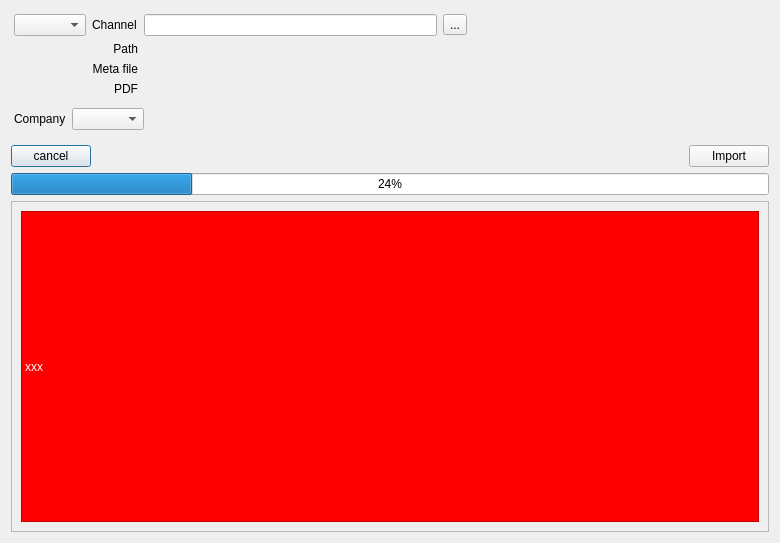
opengisch/QGIS_TEKSI_Wincan_Vx_Importer_Plugin, file wincan2teksi/ui/databrowserdialog.ui: the form before one commit.
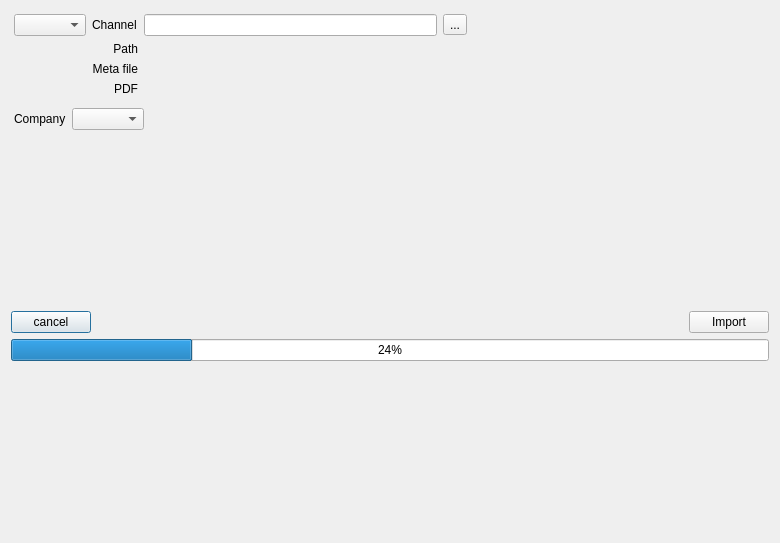
The form after the commit. Icons and pictures are not drawn. Custom widgets are drawn as their Qt base class.

Commit message: use message bar + better confirmation

What changed in the file:
```diff
--- a/wincan2teksi/ui/databrowserdialog.ui
+++ b/wincan2teksi/ui/databrowserdialog.ui
@@ -228,51 +228,7 @@
     </widget>
    </item>
    <item row="8" column="0" colspan="3">
-    <widget class="QScrollArea" name="cannotImportScrollArea">
-     <property name="widgetResizable">
-      <bool>true</bool>
-     </property>
-     <widget class="QWidget" name="cannotImportArea">
-      <property name="geometry">
-       <rect>
-        <x>0</x>
-        <y>0</y>
-        <width>754</width>
-        <height>280</height>
-       </rect>
-      </property>
-      <layout class="QGridLayout" name="gridLayout_5">
-       <item row="0" column="0">
-        <widget class="QLabel" name="cannotImportLabel">
-         <property name="autoFillBackground">
-          <bool>false</bool>
-         </property>
-         <property name="styleSheet">
-          <string notr="true">background-color: red; color:white;</string>
-         </property>
-         <property name="frameShape">
-          <enum>QFrame::StyledPanel</enum>
-         </property>
-         <property name="frameShadow">
-          <enum>QFrame::Sunken</enum>
-         </property>
-         <property name="lineWidth">
-          <number>3</number>
-         </property>
-         <property name="text">
-          <string>xxx</string>
-         </property>
-         <property name="scaledContents">
-          <bool>false</bool>
-         </property>
-         <property name="margin">
-          <number>5</number>
-         </property>
-        </widget>
-       </item>
-      </layout>
-     </widget>
-    </widget>
+    <widget class="QWidget" name="messageBar_placeholder" native="true"/>
    </item>
   </layout>
  </widget>
```
The commit also changes 1 other file.
